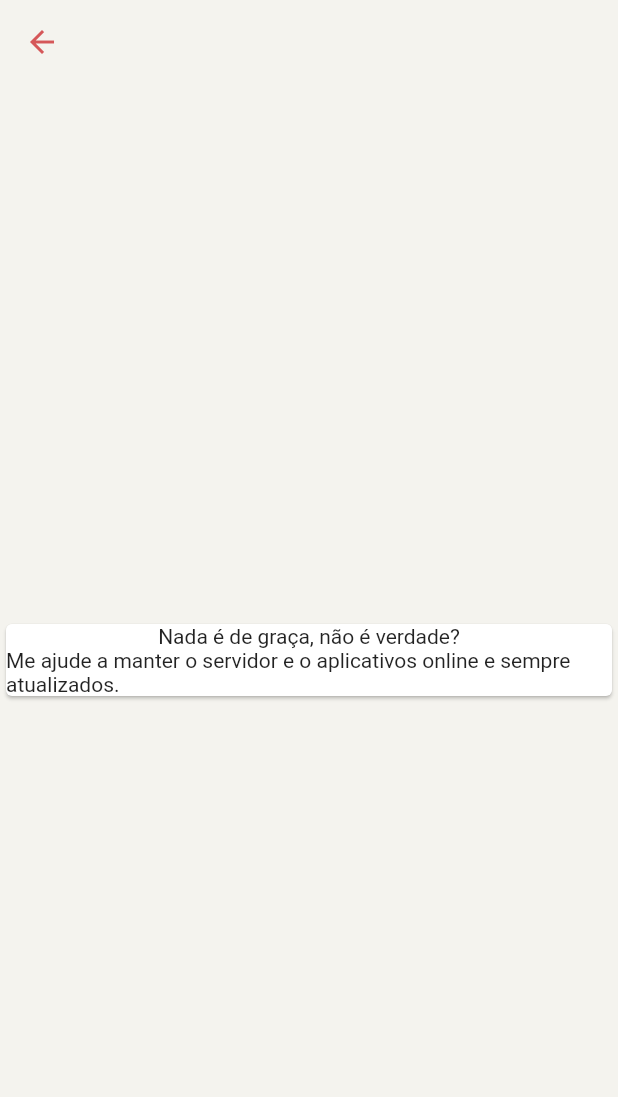
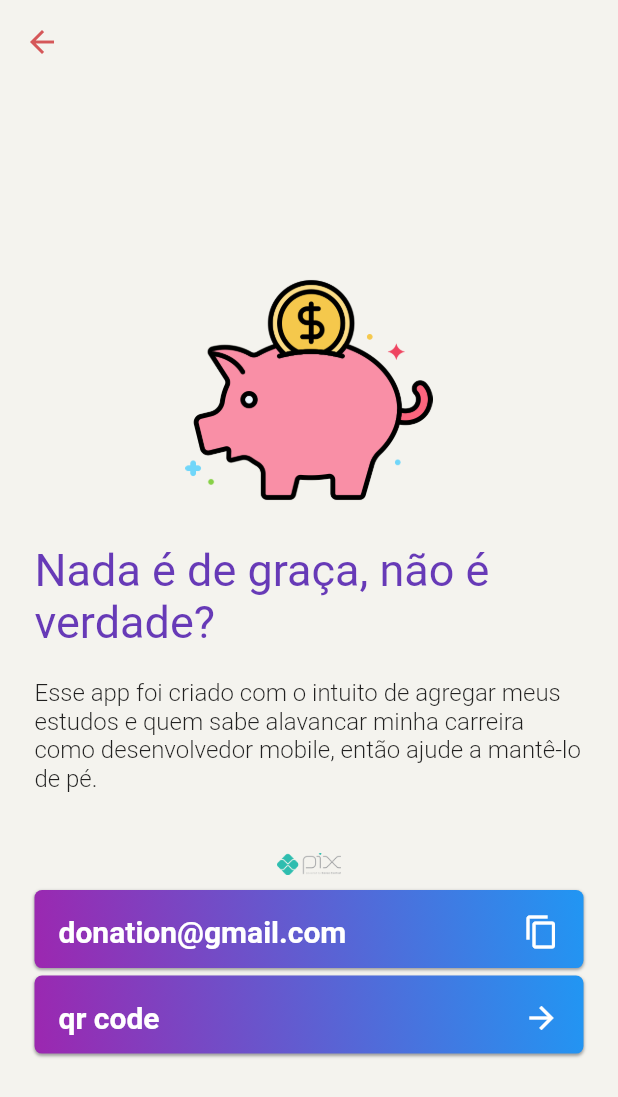
Before and after one commit to brunnuh/goularte, a Flutter app: the HelpMaintainView screen opened directly, on a phone screen of 412 x 824 dp. Shown: the top 1097 px of the screen. Run offline on Flutter 3.47's test engine with Material 2 defaults, Android fonts, the light colour scheme and no system bars; our stand-ins replace cached_network_image, flutter_mobx, get_it, google_fonts, image_picker, line_icons and 4 more; missing offline and left inert: flutter_downloader, wallpaper_manager, youtube_explode_dart; generated files the repository leaves out were written again; network calls fail.

Commit message:
help_maintain screen

```diff
--- /dev/null
+++ b/lib/controllers/help_controller.dart
@@ -0,0 +1,13 @@
+import 'package:mobx/mobx.dart';
+
+part 'help_controller.g.dart';
+
+class HelpController = _HelpController with _$HelpController;
+
+abstract class _HelpController with Store {
+  @observable
+  bool msgCopy = false;
+
+  @action
+  void setMsgCopy() => msgCopy = !msgCopy;
+}
--- /dev/null
+++ b/lib/views/help_maintain/components/custom_button.dart
@@ -0,0 +1,51 @@
+import 'package:flutter/material.dart';
+
+class CustomButton extends StatelessWidget {
+  VoidCallback onTap;
+  String fieldText;
+  IconData iconData;
+
+  CustomButton({this.onTap, this.fieldText, this.iconData});
+
+  @override
+  Widget build(BuildContext context) {
+    return Container(
+      height: 52,
+      decoration: BoxDecoration(
+        color: Colors.white,
+        borderRadius: BorderRadius.circular(5),
+        gradient: LinearGradient(
+          colors: [
+            //Colors.redAccent,
+            Colors.blue.shade500,
+            Colors.purple,
+          ],
+          begin: Alignment.topRight,
+          end: Alignment.bottomLeft,
+        ),
+        boxShadow: <BoxShadow>[
+          BoxShadow(
+            color: Colors.grey,
+            offset: Offset(.0, 1.0), //(x,y)
+            blurRadius: 1.0,
+          ),
+        ],
+      ),
+      child: ListTile(
+        onTap: onTap,
+        title: Text(
+          fieldText,
+          style: TextStyle(
+            fontSize: 20,
+            color: Colors.white,
+            fontWeight: FontWeight.bold,
+          ),
+        ),
+        trailing: Icon(
+          iconData,
+          color: Colors.white,
+        ),
+      ),
+    );
+  }
+}
--- a/lib/views/help_maintain/help_maintain_view.dart
+++ b/lib/views/help_maintain/help_maintain_view.dart
@@ -1,6 +1,12 @@
 import 'package:flutter/material.dart';
+import 'package:flutter/services.dart';
+import 'package:flutter_mobx/flutter_mobx.dart';
+import 'package:goularte/controllers/help_controller.dart';
+import 'package:goularte/views/help_maintain/components/custom_button.dart';
 
 class HelpMaintainView extends StatelessWidget {
+  HelpController helpController = HelpController();
+
   @override
   Widget build(BuildContext context) {
     return Scaffold(
@@ -9,17 +15,107 @@ class HelpMaintainView extends StatelessWidget {
         backgroundColor: Theme.of(context).scaffoldBackgroundColor,
         iconTheme: IconThemeData(color: Theme.of(context).appBarTheme.color),
       ),
-      body: Center(
-        child: Card(
-          child: Column(
-            mainAxisSize: MainAxisSize.min,
+      body: Observer(
+        builder: (_) {
+          return Stack(
             children: [
-              Text("Nada é de graça, não é verdade?"),
-              Text(
-                  "Me ajude a manter o servidor e o aplicativos online e sempre atualizados.")
+              Padding(
+                padding: const EdgeInsets.symmetric(horizontal: 23),
+                child: Center(
+                  child: Column(
+                    mainAxisSize: MainAxisSize.min,
+                    children: [
+                      Container(
+                        width: MediaQuery.of(context).size.width * 0.4,
+                        child: Image.asset(
+                          "assets/porco-donation.png",
+                        ),
+                      ),
+                      const SizedBox(
+                        height: 20,
+                      ),
+                      Text(
+                        "Nada é de graça, não é verdade?",
+                        style: TextStyle(
+                          fontSize: 30,
+                          color: Colors.deepPurple,
+                        ),
+                        textAlign: TextAlign.start,
+                      ),
+                      const SizedBox(
+                        height: 20,
+                      ),
+                      Text(
+                        "Esse app foi criado com o intuito de agregar meus estudos e quem sabe alavancar minha carreira como desenvolvedor mobile, então ajude a mantê-lo de pé.",
+                        style: TextStyle(
+                          fontSize: 16,
+                          fontWeight: FontWeight.w300,
+                        ),
+                        textAlign: TextAlign.start,
+                      ),
+                      const SizedBox(
+                        height: 40,
+                      ),
+                      Container(
+                        height: 15,
+                        child: Image.asset("assets/pix.png"),
+                      ),
+                      const SizedBox(
+                        height: 10,
+                      ),
+                      CustomButton(
+                        fieldText: "donation@gmail.com",
+                        iconData: Icons.content_copy,
+                        onTap: () async {
+                          helpController.setMsgCopy();
+                          Clipboard.setData(
+                              ClipboardData(text: "donation@gmail.com"));
+                          await Future.delayed(Duration(seconds: 1));
+                          helpController.setMsgCopy();
+                        },
+                      ),
+                      const SizedBox(
+                        height: 5,
+                      ),
+                      CustomButton(
+                        fieldText: "qr code",
+                        iconData: Icons.arrow_forward,
+                        onTap: () {
+                          return showDialog(
+                            context: context,
+                            builder: (context) {
+                              return AlertDialog(
+                                content: Container(
+                                  child:
+                                      Image.asset("assets/qrcode-modelo.png"),
+                                ),
+                              );
+                            },
+                          );
+                        },
+                      ),
+                    ],
+                  ),
+                ),
+              ),
+              Positioned(
+                bottom: MediaQuery.of(context).size.height * 0.02,
+                width: MediaQuery.of(context).size.width,
+                child: Center(
+                  child: AnimatedDefaultTextStyle(
+                    style: helpController.msgCopy
+                        ? TextStyle(color: Colors.black)
+                        : TextStyle(color: Colors.transparent),
+                    duration: Duration(milliseconds: 400),
+                    child: Text(
+                      "Chave copiada!",
+                    ),
+                  ),
+                ),
+              )
             ],
-          ),
-        ),
+          );
+        },
       ),
     );
   }
```
Also changed, not shown: assets/pix.png (added), assets/porco-donation.png (added), assets/qrcode-modelo.png (added), lib/controllers/help_controller.g.dart (added).
